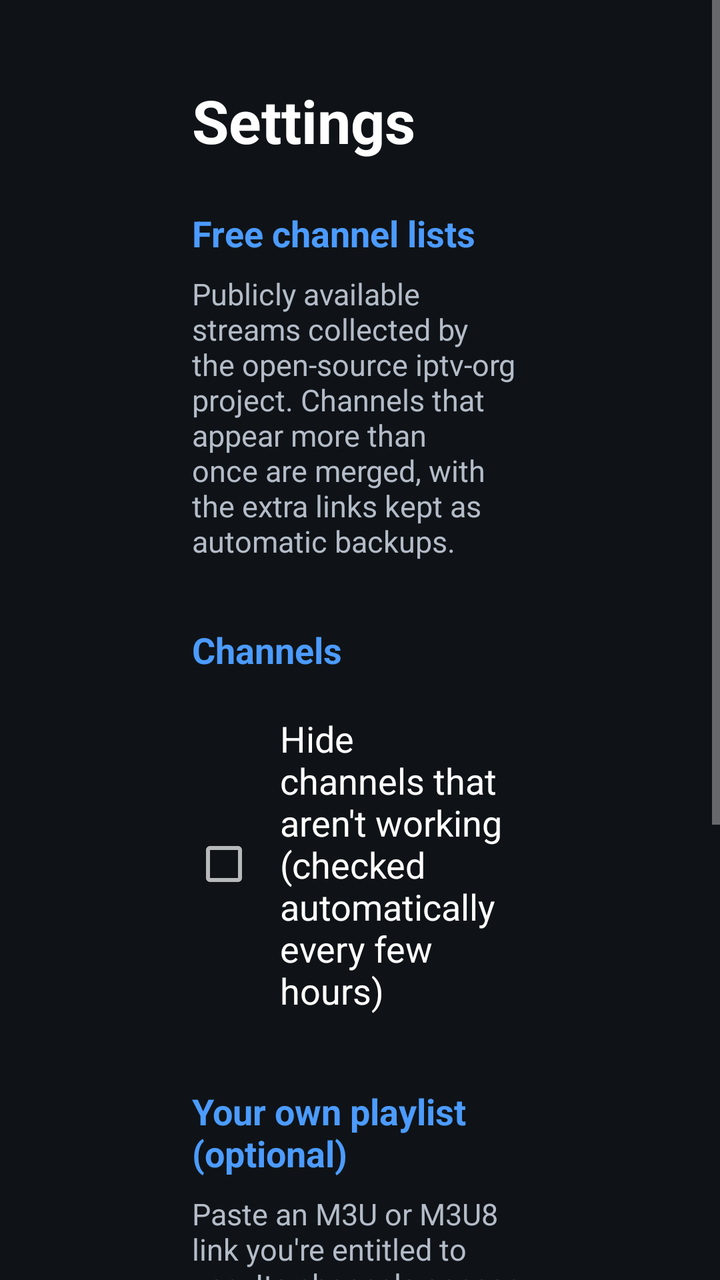
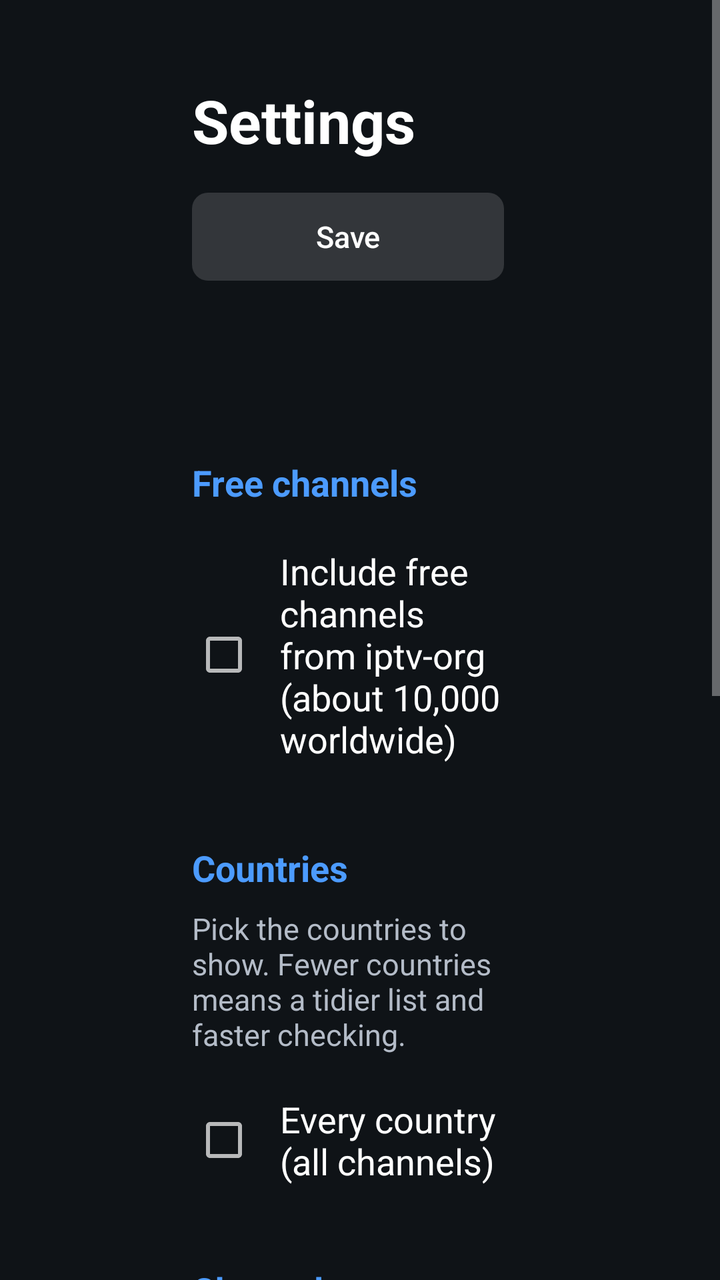

The first picture is an Android layout as it rendered before a commit; the second is the same layout after the commit. The layout source and the unified diff follow.
<!-- AndroidManifest.xml: activity theme SettingsTheme -->
<!-- res/layout/activity_settings.xml -->
<?xml version="1.0" encoding="utf-8"?>
<ScrollView xmlns:android="http://schemas.android.com/apk/res/android"
    android:layout_width="match_parent"
    android:layout_height="match_parent"
    android:background="@color/panel_dark">

    <LinearLayout
        android:layout_width="match_parent"
        android:layout_height="wrap_content"
        android:orientation="vertical"
        android:paddingStart="96dp"
        android:paddingTop="40dp"
        android:paddingEnd="96dp"
        android:paddingBottom="40dp">

        <TextView
            android:layout_width="wrap_content"
            android:layout_height="wrap_content"
            android:text="@string/settings_title"
            android:textColor="@color/white"
            android:textSize="30sp"
            android:textStyle="bold" />

        <TextView
            android:layout_width="match_parent"
            android:layout_height="wrap_content"
            android:layout_marginTop="24dp"
            android:layout_marginBottom="8dp"
            android:text="@string/free_lists_heading"
            android:textColor="@color/accent"
            android:textSize="18sp"
            android:textStyle="bold" />

        <TextView
            android:layout_width="match_parent"
            android:layout_height="wrap_content"
            android:layout_marginBottom="8dp"
            android:text="@string/free_lists_help"
            android:textColor="@color/text_secondary"
            android:textSize="15sp" />

        <LinearLayout
            android:id="@+id/source_container"
            android:layout_width="match_parent"
            android:layout_height="wrap_content"
            android:orientation="vertical" />

        <TextView
            android:layout_width="match_parent"
            android:layout_height="wrap_content"
            android:layout_marginTop="24dp"
            android:layout_marginBottom="8dp"
            android:text="@string/channels_heading"
            android:textColor="@color/accent"
            android:textSize="18sp"
            android:textStyle="bold" />

        <CheckBox
            android:id="@+id/hide_offline"
            android:layout_width="match_parent"
            android:layout_height="wrap_content"
            android:background="@drawable/item_bg"
            android:padding="12dp"
            android:text="@string/hide_offline"
            android:textColor="@color/white"
            android:textSize="18sp" />

        <TextView
            android:layout_width="match_parent"
            android:layout_height="wrap_content"
            android:layout_marginTop="24dp"
            android:layout_marginBottom="8dp"
            android:text="@string/custom_heading"
            android:textColor="@color/accent"
            android:textSize="18sp"
            android:textStyle="bold" />

        <TextView
            android:layout_width="match_parent"
            android:layout_height="wrap_content"
            android:layout_marginBottom="8dp"
            android:text="@string/custom_help"
            android:textColor="@color/text_secondary"
            android:textSize="15sp" />

        <EditText
            android:id="@+id/custom_url"
            android:layout_width="match_parent"
            android:layout_height="wrap_content"
            android:background="@drawable/field_bg"
            android:hint="@string/custom_hint"
            android:imeOptions="actionDone"
            android:importantForAutofill="no"
            android:inputType="textUri"
            android:padding="14dp"
            android:singleLine="true"
            android:textColor="@color/white"
            android:textColorHint="@color/text_secondary"
            android:textSize="17sp" />

        <LinearLayout
            android:layout_width="wrap_content"
            android:layout_height="wrap_content"
            android:layout_marginTop="28dp"
            android:orientation="horizontal">

            <Button
                android:id="@+id/save_button"
                style="@style/TvButton"
                android:layout_width="wrap_content"
                android:layout_height="wrap_content"
                android:layout_marginEnd="12dp"
                android:minWidth="160dp"
                android:text="@string/save" />

            <Button
                android:id="@+id/cancel_button"
                style="@style/TvButton"
                android:layout_width="wrap_content"
                android:layout_height="wrap_content"
                android:minWidth="160dp"
                android:text="@string/cancel" />
        </LinearLayout>
    </LinearLayout>
</ScrollView>
<!-- resources referenced by this layout -->
<resources>
  <color name="accent">#FF4C9BFF</color>
  <color name="panel_dark">#F20E1217</color>
  <color name="text_secondary">#FFB4BCC8</color>
  <color name="white">#FFFFFFFF</color>
  <!-- drawable field_bg (drawable) -->
  <?xml version="1.0" encoding="utf-8"?>
  <selector xmlns:android="http://schemas.android.com/apk/res/android">
      <item android:state_focused="true">
          <shape android:shape="rectangle">
              <solid android:color="@color/button_idle" />
              <stroke android:width="2dp" android:color="@color/accent" />
              <corners android:radius="8dp" />
          </shape>
      </item>
      <item>
          <shape android:shape="rectangle">
              <solid android:color="@color/button_idle" />
              <corners android:radius="8dp" />
          </shape>
      </item>
  </selector>
  <string name="cancel">Cancel</string>
  <string name="channels_heading">Channels</string>
  <string name="custom_heading">Your own playlist (optional)</string>
  <string name="custom_help">Paste an M3U or M3U8 link you\'re entitled to use. Its channels appear first, and if it includes a TV guide link that\'s used too. Tip: the Google TV app on your phone lets you type with your phone\'s keyboard.</string>
  <string name="custom_hint">https://example.com/playlist.m3u</string>
  <string name="free_lists_heading">Free channel lists</string>
  <string name="free_lists_help">Publicly available streams collected by the open-source iptv-org project. Channels that appear more than once are merged, with the extra links kept as automatic backups.</string>
  <string name="hide_offline">Hide channels that aren\'t working (checked automatically every few hours)</string>
  <string name="save">Save</string>
  <string name="settings_title">Settings</string>
  <style name="TvButton" parent="android:Widget.Material.Button">
          <item name="android:background">@drawable/button_bg</item>
          <item name="android:textColor">@color/white</item>
          <item name="android:textSize">15sp</item>
          <item name="android:textAllCaps">false</item>
          <item name="android:stateListAnimator">@null</item>
          <item name="android:paddingLeft">16dp</item>
          <item name="android:paddingRight">16dp</item>
          <item name="android:minHeight">44dp</item>
          <item name="android:focusable">true</item>
      </style>
  <style name="SettingsTheme" parent="android:Theme.Material.NoActionBar.Fullscreen">
          <item name="android:windowBackground">@color/panel_dark</item>
          <item name="android:colorAccent">@color/accent</item>
          <item name="android:colorPrimary">@color/black</item>
      </style>
  <color name="button_idle">#26FFFFFF</color>
  <color name="focus">#FF2F7BF0</color>
  <color name="row_active">#33FFFFFF</color>
  <!-- drawable button_bg (drawable) -->
  <?xml version="1.0" encoding="utf-8"?>
  <selector xmlns:android="http://schemas.android.com/apk/res/android">
      <item android:state_focused="true">
          <shape android:shape="rectangle">
              <solid android:color="@color/focus" />
              <corners android:radius="8dp" />
          </shape>
      </item>
      <item>
          <shape android:shape="rectangle">
              <solid android:color="@color/button_idle" />
              <corners android:radius="8dp" />
          </shape>
      </item>
  </selector>
  <color name="black">#FF000000</color>
  <!-- unchanged entries left out for length: 1 -->
</resources>

<!-- the commit's change to res/layout/activity_settings.xml (unified diff, before → after) -->
@@ -21,12 +21,57 @@
             android:textSize="30sp"
             android:textStyle="bold" />
 
+        <LinearLayout
+            android:layout_width="wrap_content"
+            android:layout_height="wrap_content"
+            android:layout_marginTop="16dp"
+            android:orientation="horizontal">
+
+            <Button
+                android:id="@+id/save_button"
+                style="@style/TvButton"
+                android:layout_width="wrap_content"
+                android:layout_height="wrap_content"
+                android:layout_marginEnd="12dp"
+                android:minWidth="160dp"
+                android:text="@string/save" />
+
+            <Button
+                android:id="@+id/cancel_button"
+                style="@style/TvButton"
+                android:layout_width="wrap_content"
+                android:layout_height="wrap_content"
+                android:minWidth="160dp"
+                android:text="@string/cancel" />
+        </LinearLayout>
+
         <TextView
             android:layout_width="match_parent"
             android:layout_height="wrap_content"
             android:layout_marginTop="24dp"
             android:layout_marginBottom="8dp"
-            android:text="@string/free_lists_heading"
+            android:text="@string/free_channels_heading"
+            android:textColor="@color/accent"
+            android:textSize="18sp"
+            android:textStyle="bold" />
+
+        <CheckBox
+            android:id="@+id/iptv_org"
+            android:layout_width="match_parent"
+            android:layout_height="wrap_content"
+            android:layout_marginBottom="4dp"
+            android:background="@drawable/item_bg"
+            android:padding="12dp"
+            android:text="@string/iptv_org_enabled"
+            android:textColor="@color/white"
+            android:textSize="18sp" />
+
+        <TextView
+            android:layout_width="match_parent"
+            android:layout_height="wrap_content"
+            android:layout_marginTop="24dp"
+            android:layout_marginBottom="8dp"
+            android:text="@string/countries_heading"
             android:textColor="@color/accent"
             android:textSize="18sp"
             android:textStyle="bold" />
@@ -35,12 +80,23 @@
             android:layout_width="match_parent"
             android:layout_height="wrap_content"
             android:layout_marginBottom="8dp"
-            android:text="@string/free_lists_help"
+            android:text="@string/countries_help"
             android:textColor="@color/text_secondary"
             android:textSize="15sp" />
 
+        <CheckBox
+            android:id="@+id/all_countries"
+            android:layout_width="match_parent"
+            android:layout_height="wrap_content"
+            android:layout_marginBottom="4dp"
+            android:background="@drawable/item_bg"
+            android:padding="12dp"
+            android:text="@string/all_countries"
+            android:textColor="@color/white"
+            android:textSize="18sp" />
+
         <LinearLayout
-            android:id="@+id/source_container"
+            android:id="@+id/country_container"
             android:layout_width="match_parent"
             android:layout_height="wrap_content"
             android:orientation="vertical" />
@@ -98,28 +154,5 @@
             android:textColorHint="@color/text_secondary"
             android:textSize="17sp" />
 
-        <LinearLayout
-            android:layout_width="wrap_content"
-            android:layout_height="wrap_content"
-            android:layout_marginTop="28dp"
-            android:orientation="horizontal">
-
-            <Button
-                android:id="@+id/save_button"
-                style="@style/TvButton"
-                android:layout_width="wrap_content"
-                android:layout_height="wrap_content"
-                android:layout_marginEnd="12dp"
-                android:minWidth="160dp"
-                android:text="@string/save" />
-
-            <Button
-                android:id="@+id/cancel_button"
-                style="@style/TvButton"
-                android:layout_width="wrap_content"
-                android:layout_height="wrap_content"
-                android:minWidth="160dp"
-                android:text="@string/cancel" />
-        </LinearLayout>
     </LinearLayout>
 </ScrollView>
<!-- resource entries referenced after the edit -->
@@ -21,14 +21,17 @@
           </shape>
       </item>
   </selector>
+  <string name="all_countries">Every country (all channels)</string>
   <string name="cancel">Cancel</string>
   <string name="channels_heading">Channels</string>
+  <string name="countries_heading">Countries</string>
+  <string name="countries_help">Pick the countries to show. Fewer countries means a tidier list and faster checking.</string>
   <string name="custom_heading">Your own playlist (optional)</string>
   <string name="custom_help">Paste an M3U or M3U8 link you\'re entitled to use. Its channels appear first, and if it includes a TV guide link that\'s used too. Tip: the Google TV app on your phone lets you type with your phone\'s keyboard.</string>
   <string name="custom_hint">https://example.com/playlist.m3u</string>
-  <string name="free_lists_heading">Free channel lists</string>
-  <string name="free_lists_help">Publicly available streams collected by the open-source iptv-org project. Channels that appear more than once are merged, with the extra links kept as automatic backups.</string>
+  <string name="free_channels_heading">Free channels</string>
   <string name="hide_offline">Hide channels that aren\'t working (checked automatically every few hours)</string>
+  <string name="iptv_org_enabled">Include free channels from iptv-org (about 10,000 worldwide)</string>
   <string name="save">Save</string>
   <string name="settings_title">Settings</string>
   <style name="TvButton" parent="android:Widget.Material.Button">
